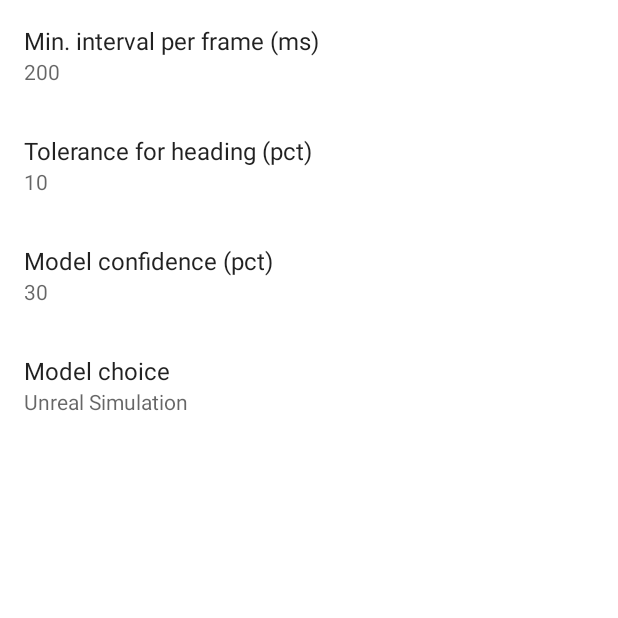
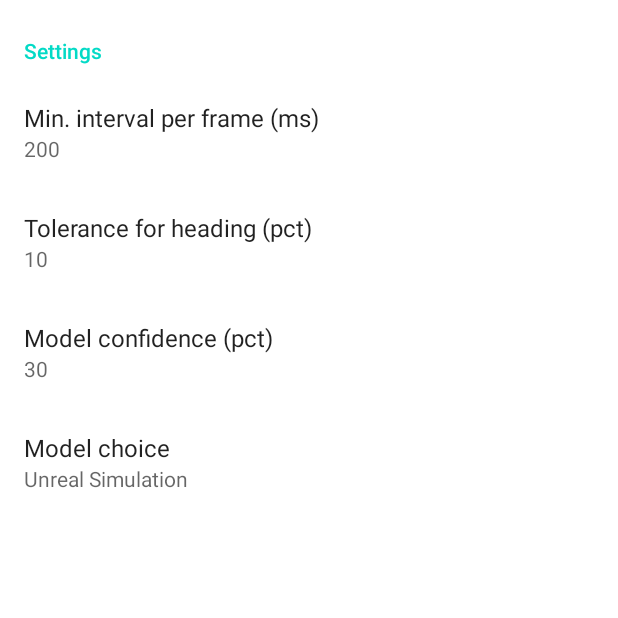
Before and after one commit to mdequanter/BlindNavApp, an Android app: the SettingsFragment screen opened directly, with no data from a screen before it, on a phone screen of 412 x 824 dp, the top half of it. Run offline under Robolectric (Android 15) with nearby library versions, the phone set to English and light mode, and no system bars; our stand-ins replace androidx.preference; network calls fail.

Commit message:
last updates

```diff
--- a/app/src/main/AndroidManifest.xml
+++ b/app/src/main/AndroidManifest.xml
@@ -17,7 +17,9 @@
         android:theme="@style/Theme.IPCam">
         <activity
             android:name=".MainActivity"
-            android:exported="true">
+            android:exported="true"
+            android:screenOrientation="landscape">
+
             <intent-filter>
                 <action android:name="android.intent.action.MAIN" />
                 <category android:name="android.intent.category.LAUNCHER" />
--- a/app/src/main/java/com/example/ipcam/SettingsActivity.kt
+++ b/app/src/main/java/com/example/ipcam/SettingsActivity.kt
@@ -14,6 +14,8 @@ class SettingsActivity : AppCompatActivity() {
             .replace(android.R.id.content, SettingsFragment())
             .commit()
     }
+
+
 }
 
 class SettingsFragment : PreferenceFragmentCompat() {
--- a/app/src/main/res/values/strings.xml
+++ b/app/src/main/res/values/strings.xml
@@ -1,4 +1,9 @@
 <?xml version="1.0" encoding="utf-8"?>
 <resources>
     <string name="app_name">AndroidIPCam</string>
+    <string name="pref_title_signaling_server">Server URL</string>
+    <string name="pref_summary_signaling_server">Enter the WebSocket URL of the signaling server
+    </string>
+    <string name="pref_default_signaling_server">ws://192.168.0.81:9000</string>
+    <string name="pref_dialog_title_signaling_server">Signaling Server URL</string>
 </resources>
--- a/app/src/main/res/values/themes.xml
+++ b/app/src/main/res/values/themes.xml
@@ -2,5 +2,7 @@
 <resources>
     <style name="Theme.IPCam" parent="Theme.MaterialComponents.DayNight.NoActionBar">
         <item name="android:statusBarColor">?attr/colorPrimaryVariant</item>
+        <item name="android:statusBarColor">@android:color/black</item>
+        <item name="android:windowLightStatusBar">false</item>
     </style>
 </resources>
--- a/app/src/main/res/xml/prefs.xml
+++ b/app/src/main/res/xml/prefs.xml
@@ -2,7 +2,9 @@
 <PreferenceScreen
     xmlns:android="http://schemas.android.com/apk/res/android"
     xmlns:app="http://schemas.android.com/apk/res-auto">
-
+    <PreferenceCategory
+        android:title="Settings"
+        app:iconSpaceReserved="false" />
     <EditTextPreference
         android:key="min_interval_ms"
         android:title="Min. interval per frame (ms)"
--- a/build.gradle.kts
+++ b/build.gradle.kts
@@ -1,4 +1,4 @@
 plugins {
-    id("com.android.application") version "8.13.0" apply false
+    id("com.android.application") version "8.13.2" apply false
     id("org.jetbrains.kotlin.android") version "2.0.20" apply false
 }
```
Also changed, not shown: app/src/main/java/com/example/ipcam/MainActivity.kt (+23 -9 lines), app/src/main/res/layout/activity_main.xml (+7 -3 lines), 1 other file.
